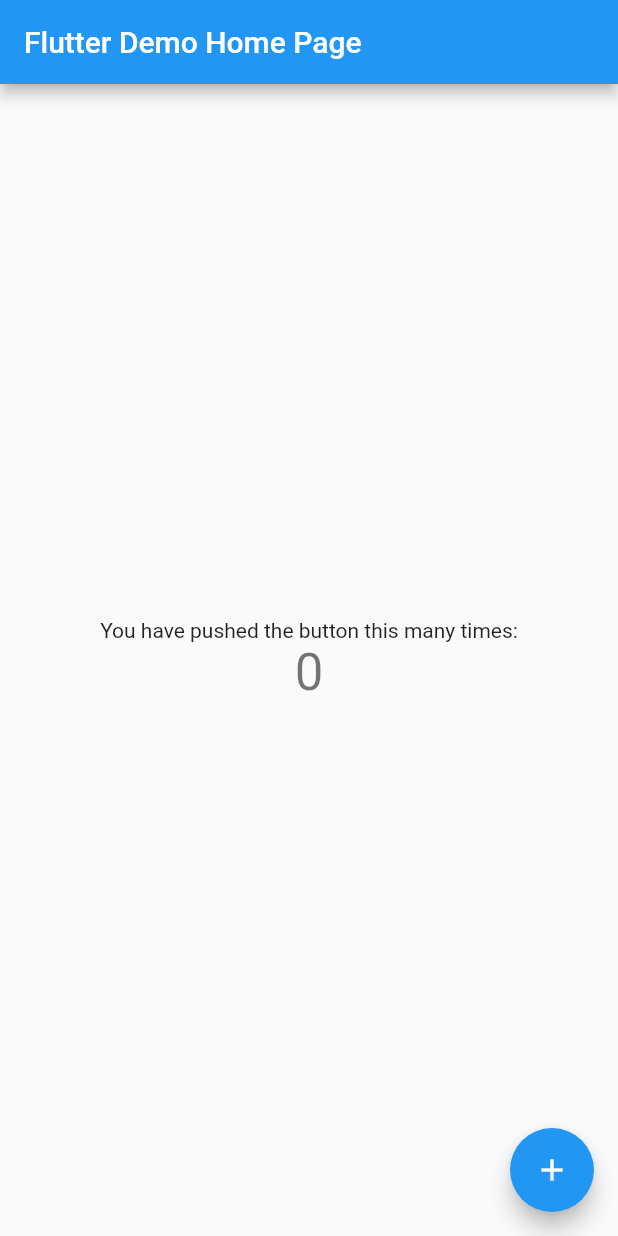
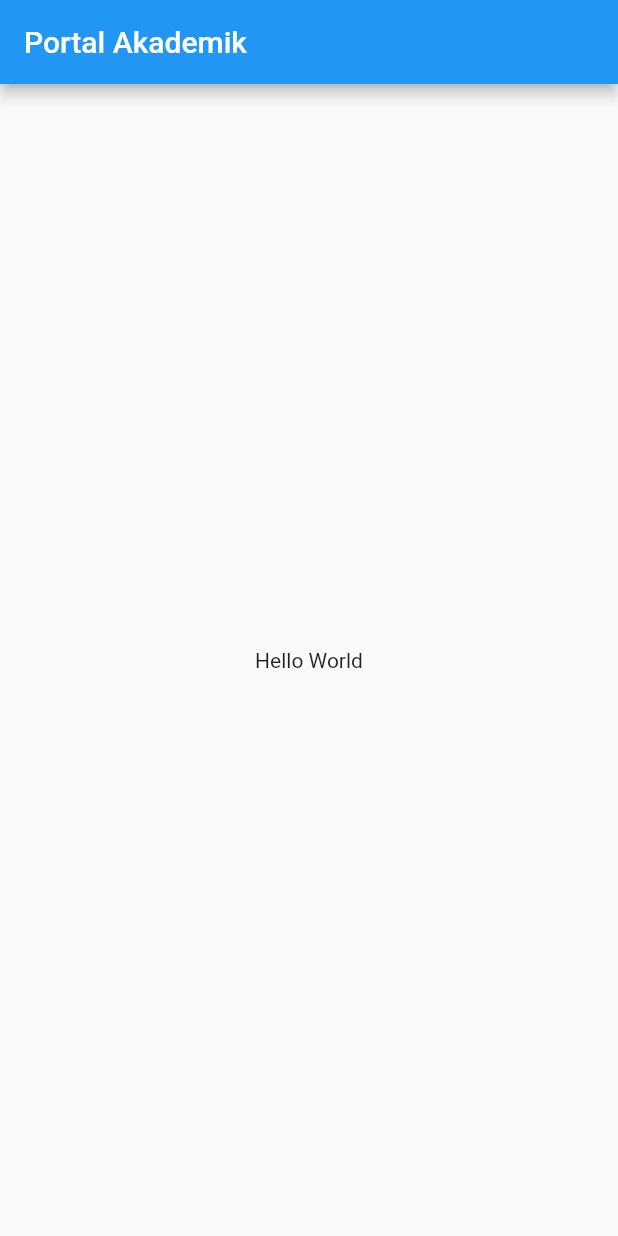
Before and after one commit to Naufal0010/PortalAkademik, a Flutter app: the screen it shows after launch, on a phone screen of 412 x 824 dp. Run offline on Flutter 3.47's test engine with Material 2 defaults, Android fonts, the phone set to English and light mode, and no system bars.

```diff
--- a/lib/main.dart
+++ b/lib/main.dart
@@ -1,45 +1,24 @@
 import 'package:flutter/material.dart';
 
-void main() {
-  runApp(const MyApp());
-}
+void main() => runApp(const MyApp());
 
 class MyApp extends StatelessWidget {
   const MyApp({Key? key}) : super(key: key);
 
-  // This widget is the root of your application.
   @override
   Widget build(BuildContext context) {
     return MaterialApp(
       title: 'Flutter Demo',
       theme: ThemeData(
-        // This is the theme of your application.
-        //
-        // Try running your application with "flutter run". You'll see the
-        // application has a blue toolbar. Then, without quitting the app, try
-        // changing the primarySwatch below to Colors.green and then invoke
-        // "hot reload" (press "r" in the console where you ran "flutter run",
-        // or simply save your changes to "hot reload" in a Flutter IDE).
-        // Notice that the counter didn't reset back to zero; the application
-        // is not restarted.
         primarySwatch: Colors.blue,
       ),
-      home: const MyHomePage(title: 'Flutter Demo Home Page'),
+      home: const MyHomePage(title: 'Portal Akademik'),
     );
   }
 }
 
 class MyHomePage extends StatefulWidget {
   const MyHomePage({Key? key, required this.title}) : super(key: key);
-
-  // This widget is the home page of your application. It is stateful, meaning
-  // that it has a State object (defined below) that contains fields that affect
-  // how it looks.
-
-  // This class is the configuration for the state. It holds the values (in this
-  // case the title) provided by the parent (in this case the App widget) and
-  // used by the build method of the State. Fields in a Widget subclass are
-  // always marked "final".
 
   final String title;
 
@@ -48,68 +27,23 @@ class MyHomePage extends StatefulWidget {
 }
 
 class _MyHomePageState extends State<MyHomePage> {
-  int _counter = 0;
-
-  void _incrementCounter() {
-    setState(() {
-      // This call to setState tells the Flutter framework that something has
-      // changed in this State, which causes it to rerun the build method below
-      // so that the display can reflect the updated values. If we changed
-      // _counter without calling setState(), then the build method would not be
-      // called again, and so nothing would appear to happen.
-      _counter++;
-    });
-  }
 
   @override
   Widget build(BuildContext context) {
-    // This method is rerun every time setState is called, for instance as done
-    // by the _incrementCounter method above.
-    //
-    // The Flutter framework has been optimized to make rerunning build methods
-    // fast, so that you can just rebuild anything that needs updating rather
-    // than having to individually change instances of widgets.
     return Scaffold(
       appBar: AppBar(
-        // Here we take the value from the MyHomePage object that was created by
-        // the App.build method, and use it to set our appbar title.
         title: Text(widget.title),
       ),
       body: Center(
-        // Center is a layout widget. It takes a single child and positions it
-        // in the middle of the parent.
         child: Column(
-          // Column is also a layout widget. It takes a list of children and
-          // arranges them vertically. By default, it sizes itself to fit its
-          // children horizontally, and tries to be as tall as its parent.
-          //
-          // Invoke "debug painting" (press "p" in the console, choose the
-          // "Toggle Debug Paint" action from the Flutter Inspector in Android
-          // Studio, or the "Toggle Debug Paint" command in Visual Studio Code)
-          // to see the wireframe for each widget.
-          //
-          // Column has various properties to control how it sizes itself and
-          // how it positions its children. Here we use mainAxisAlignment to
-          // center the children vertically; the main axis here is the vertical
-          // axis because Columns are vertical (the cross axis would be
-          // horizontal).
           mainAxisAlignment: MainAxisAlignment.center,
           children: <Widget>[
             const Text(
-              'You have pushed the button this many times:',
-            ),
-            Text(
-              '$_counter',
-              style: Theme.of(context).textTheme.headline4,
+              'Hello World',
             ),
           ],
         ),
       ),
-      floatingActionButton: FloatingActionButton(
-        onPressed: _incrementCounter,
-        tooltip: 'Increment',
-        child: const Icon(Icons.add),
-      ), // This trailing comma makes auto-formatting nicer for build methods.
     );
   }
 }
```
Also changed, not shown: pubspec.yaml (+19 -0 lines), assets/fonts/Roboto-Bold.ttf (added), assets/fonts/Roboto-Medium.ttf (added), assets/fonts/Roboto-Regular.ttf (added), assets/images/ulm_logo.png (added), pubspec.lock, 9 other files.
